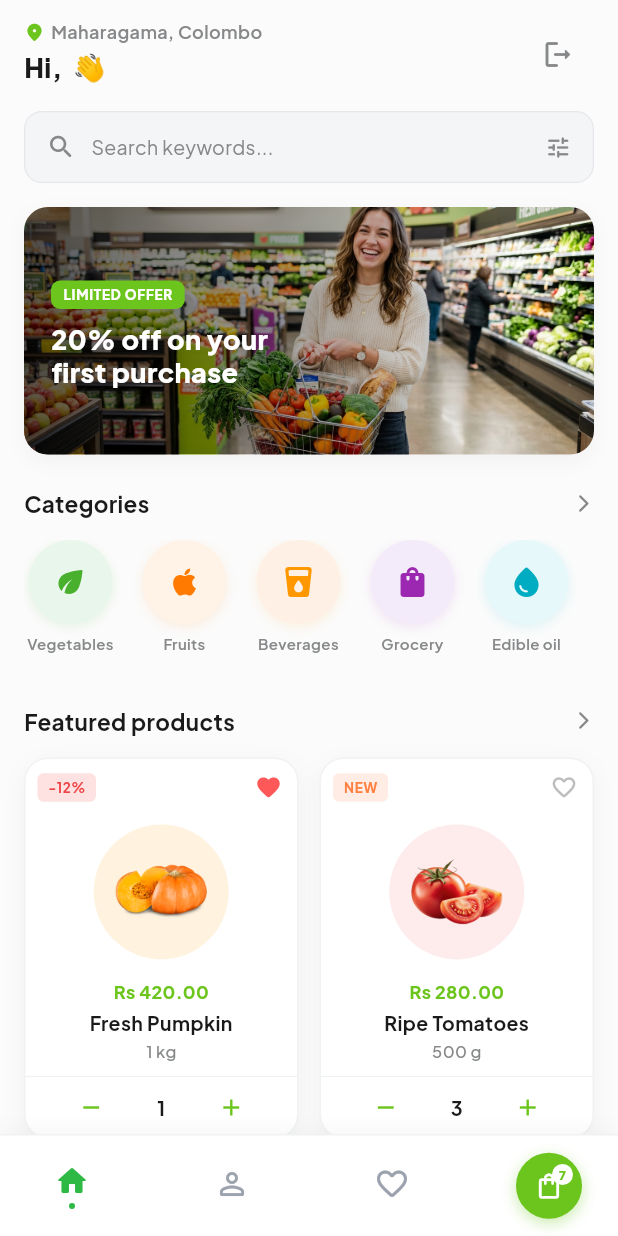
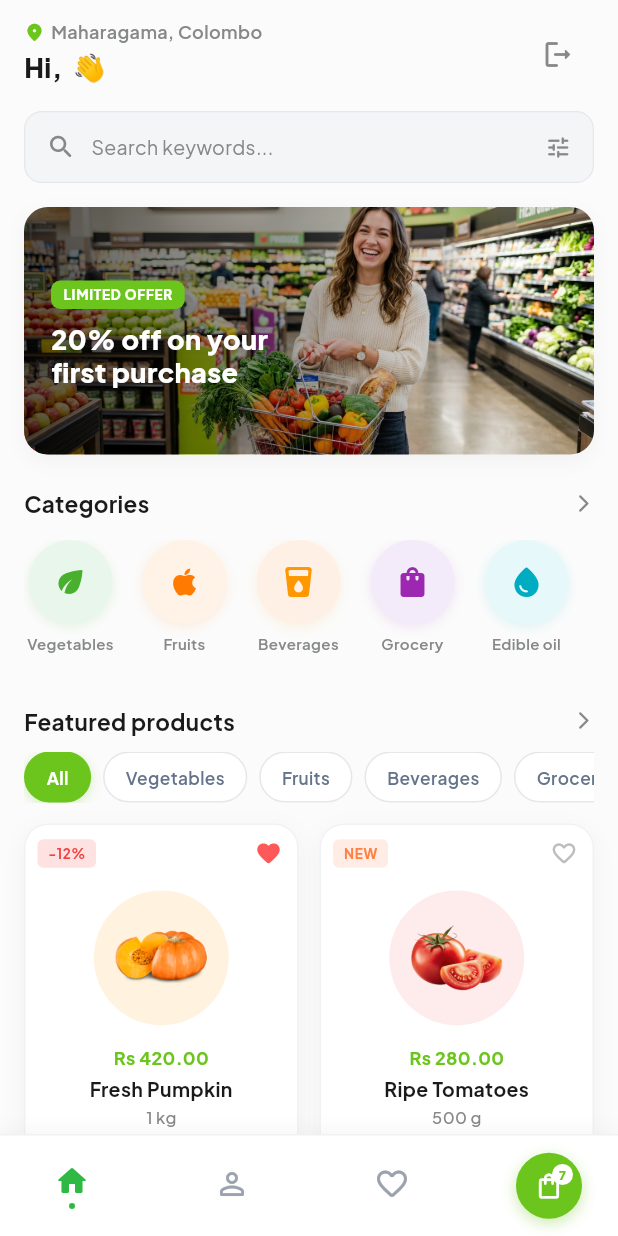
Before and after one commit to Akila-Liyanage/DashGrocer, a Flutter app: the screen it shows once a user with an empty profile is signed in, on a phone screen of 412 x 824 dp. Run offline on Flutter 3.47's test engine with Material 3 defaults, Android fonts, the light colour scheme and no system bars; our stand-ins replace cloud_firestore, firebase_auth, firebase_core, google_fonts; accounts and stored records are empty.

Commit message:
feat(home): introduce interactive category quick-filter chip row on customer home tab

```diff
--- a/lib/views/customer/customer_home_tab.dart
+++ b/lib/views/customer/customer_home_tab.dart
@@ -8,13 +8,20 @@ import 'category_products_screen.dart';
 import 'search_screen.dart';
 import 'widgets/grocery_product_card.dart';
 
-class CustomerHomeTab extends StatelessWidget {
+class CustomerHomeTab extends StatefulWidget {
   final UserModel? user;
 
   const CustomerHomeTab({
     super.key,
     this.user,
   });
+
+  @override
+  State<CustomerHomeTab> createState() => _CustomerHomeTabState();
+}
+
+class _CustomerHomeTabState extends State<CustomerHomeTab> {
+  String _selectedCategory = 'All';
 
   static const List<Map<String, dynamic>> _popularShops = [
     {
@@ -31,19 +38,23 @@ class CustomerHomeTab extends StatelessWidget {
     },
   ];
 
-
-
   @override
   Widget build(BuildContext context) {
     final groceryService = GroceryService();
     final authService = AuthService();
-    final userName = user?.fullName.split(' ').first ?? 'Kasun';
+    final userName = widget.user?.fullName.split(' ').first ?? 'Kasun';
 
     return ListenableBuilder(
       listenable: groceryService,
       builder: (context, _) {
         final categories = groceryService.categories;
-        final featuredProducts = groceryService.allItems.take(6).toList();
+        final allItems = groceryService.allItems;
+        final featuredProducts = _selectedCategory == 'All'
+            ? allItems.take(6).toList()
+            : allItems
+                .where((item) =>
+                    item.category.toLowerCase() == _selectedCategory.toLowerCase())
+                .toList();
 
         return Scaffold(
           backgroundColor: const Color(0xFFFBFBFB),
@@ -371,6 +382,21 @@ class CustomerHomeTab extends StatelessWidget {
                     ],
                   ),
 
+                  const SizedBox(height: 10),
+
+                  // Category Quick-Filter Chips Row
+                  SizedBox(
+                    height: 34,
+                    child: ListView(
+                      scrollDirection: Axis.horizontal,
+                      physics: const BouncingScrollPhysics(),
+                      children: [
+                        _buildFilterChip('All', _selectedCategory == 'All'),
+                        ...categories.map((c) => _buildFilterChip(c.name, _selectedCategory.toLowerCase() == c.name.toLowerCase())),
+                      ],
+                    ),
+                  ),
+
                   const SizedBox(height: 14),
 
                   // Featured Products Grid (2 columns matching Figma design)
@@ -425,6 +451,50 @@ class CustomerHomeTab extends StatelessWidget {
           ),
         );
       },
+    );
+  }
+
+  Widget _buildFilterChip(String label, bool isSelected) {
+    return Padding(
+      padding: const EdgeInsets.only(right: 8),
+      child: GestureDetector(
+        onTap: () {
+          setState(() {
+            _selectedCategory = label;
+          });
+        },
+        child: AnimatedContainer(
+          duration: const Duration(milliseconds: 200),
+          padding: const EdgeInsets.symmetric(horizontal: 14, vertical: 6),
+          decoration: BoxDecoration(
+            color: isSelected ? AppColors.brandGreen : Colors.white,
+            borderRadius: BorderRadius.circular(20),
+            border: Border.all(
+              color: isSelected ? AppColors.brandGreen : const Color(0xFFE5E7EB),
+              width: 1.0,
+            ),
+            boxShadow: isSelected
+                ? [
+                    BoxShadow(
+                      color: AppColors.brandGreen.withValues(alpha: 0.25),
+                      blurRadius: 6,
+                      offset: const Offset(0, 2),
+                    ),
+                  ]
+                : null,
+          ),
+          child: Center(
+            child: Text(
+              label,
+              style: GoogleFonts.plusJakartaSans(
+                fontSize: 11.5,
+                fontWeight: isSelected ? FontWeight.w700 : FontWeight.w600,
+                color: isSelected ? Colors.white : const Color(0xFF64748B),
+              ),
+            ),
+          ),
+        ),
+      ),
     );
   }
 }
```
